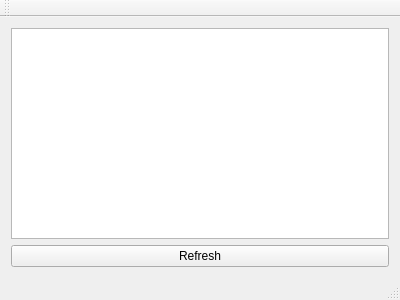
panch-dima/SysAdminX2GO, file mainwindow.ui: the form before one commit.
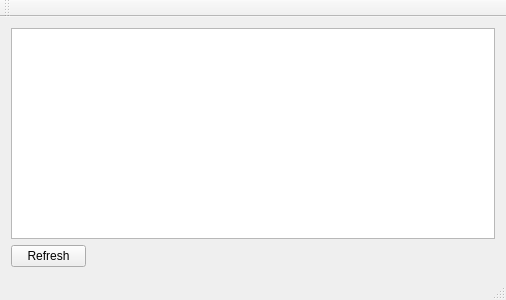
The form after the commit.

What changed in the file:
```diff
--- a/mainwindow.ui
+++ b/mainwindow.ui
@@ -6,10 +6,16 @@
    <rect>
     <x>0</x>
     <y>0</y>
-    <width>400</width>
+    <width>506</width>
     <height>300</height>
    </rect>
   </property>
+  <property name="sizePolicy">
+   <sizepolicy hsizetype="Expanding" vsizetype="Preferred">
+    <horstretch>0</horstretch>
+    <verstretch>0</verstretch>
+   </sizepolicy>
+  </property>
   <property name="windowTitle">
    <string>MainWindow</string>
   </property>
@@ -24,6 +30,12 @@
     </item>
     <item>
      <widget class="QPushButton" name="pushButton">
+      <property name="maximumSize">
+       <size>
+        <width>75</width>
+        <height>16777215</height>
+       </size>
+      </property>
       <property name="text">
        <string>Refresh</string>
       </property>
```
Left out of the diff: 2 changed lines with no effect on the pictures.
